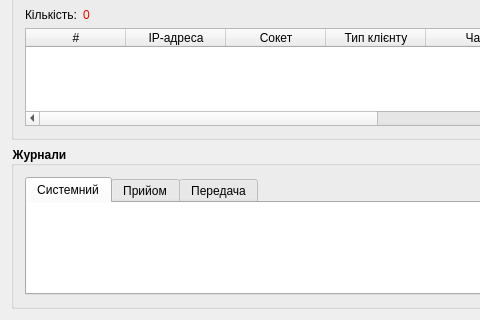
The window that server/ServerWindow.ui (darkjedi9922/winsock-cw) describes before a commit, drawn with Qt 5; both pictures show x 0 to 480 and y 135 to 455 of the 620 by 455 pixel window.
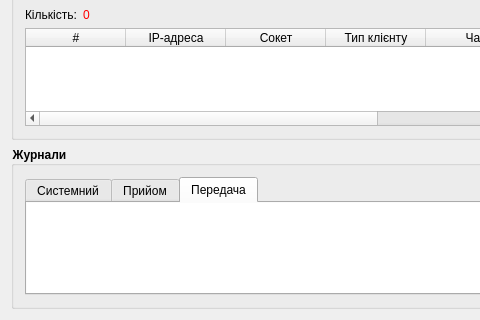
The same window after the commit. The open tabs and pages were chosen to show the change.

```diff
--- a/server/ServerWindow.ui
+++ b/server/ServerWindow.ui
@@ -283,7 +283,7 @@
           </item>
          </layout>
         </widget>
-        <widget class="QWidget" name="sendLog">
+        <widget class="QWidget" name="tab_3">
          <attribute name="title">
           <string>Передача</string>
          </attribute>
```
Left out of the diff: 2 changed lines with no effect on the pictures.
